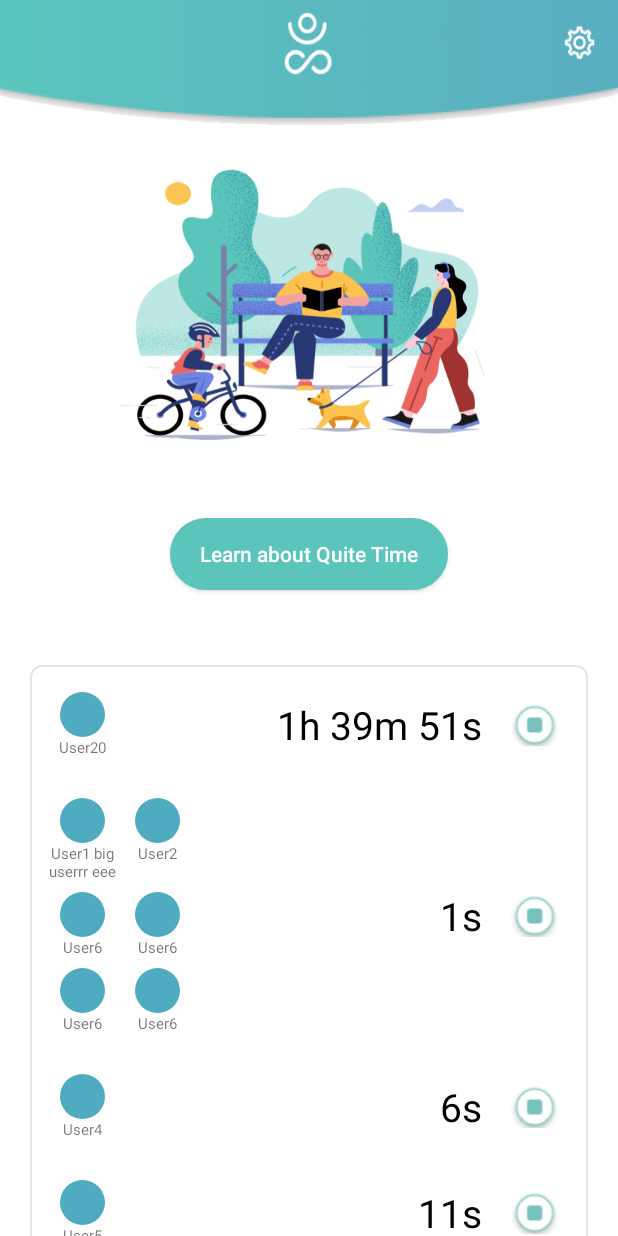
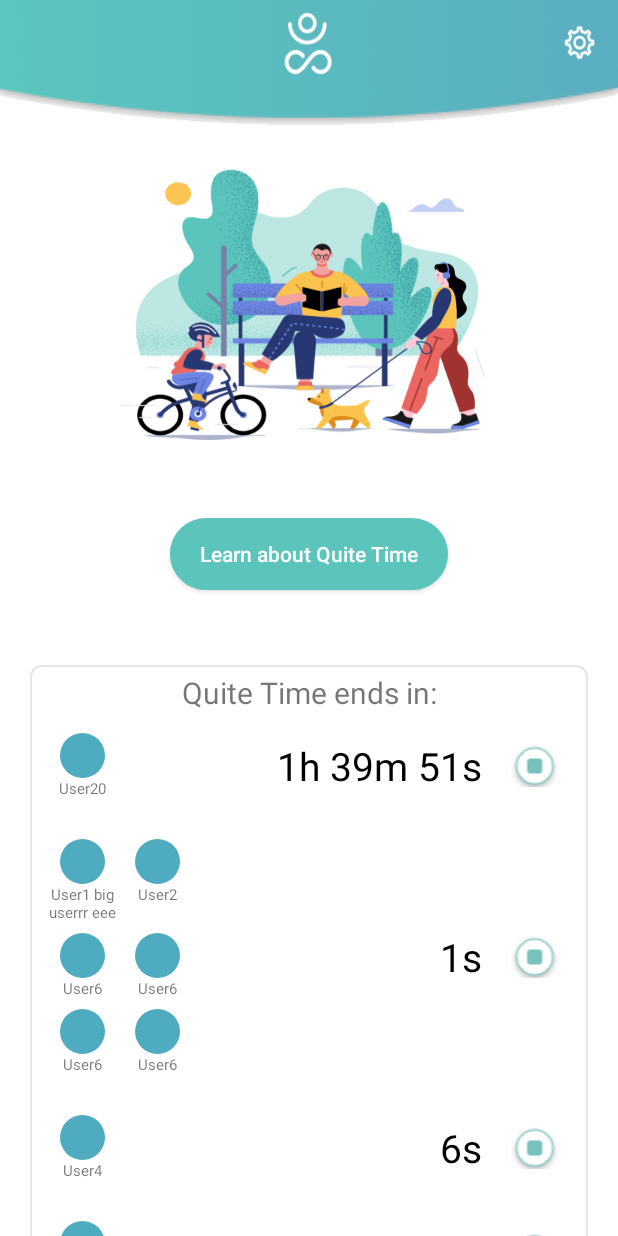
Before and after one commit to dmesek-clover/QuiteTimeProgress, an Android app: the screen it shows after launch (MainActivity), on a phone screen of 412 x 824 dp. Run offline under Robolectric (Android 15) with nearby library versions, the light colour scheme and no system bars.

Commit message:
almost there

```diff
--- a/app/src/main/java/com/example/customprogressbar/remainingQuiteTime/QuiteTimeGridUserLayout.kt
+++ b/app/src/main/java/com/example/customprogressbar/remainingQuiteTime/QuiteTimeGridUserLayout.kt
@@ -14,7 +14,8 @@ import com.example.customprogressbar.remainingQuiteTime.models.QuiteTimeUser
 internal class QuiteTimeGridUserLayout(
         context: Context,
         private val root: GridLayout,
-        private val quiteTimeUsers: List<QuiteTimeUser>
+        private val quiteTimeUsers: List<QuiteTimeUser>,
+        private val layoutId: Int
 ) {
 
     private val layoutInflater: LayoutInflater = LayoutInflater.from(context)
@@ -27,7 +28,7 @@ internal class QuiteTimeGridUserLayout(
     private fun updateData() {
         root.removeAllViews()
         for (quiteTimeUser in quiteTimeUsers) {
-            val view = layoutInflater.inflate(R.layout.quite_time_multiple_user_item, null)
+            val view = layoutInflater.inflate(layoutId, null)
             populateView(view, quiteTimeUser)
             attachToLinearLayout(view)
         }
--- a/app/src/main/java/com/example/customprogressbar/remainingQuiteTime/QuiteTimeLayoutProvider.kt
+++ b/app/src/main/java/com/example/customprogressbar/remainingQuiteTime/QuiteTimeLayoutProvider.kt
@@ -7,6 +7,7 @@ import com.example.customprogressbar.remainingQuiteTime.models.RemainingQuiteTim
 import com.example.customprogressbar.remainingQuiteTime.quiteTimeLayouts.QuiteTimeEmpty
 import com.example.customprogressbar.remainingQuiteTime.quiteTimeLayouts.QuiteTimeLayout
 import com.example.customprogressbar.remainingQuiteTime.quiteTimeLayouts.QuiteTimeMultiple
+import com.example.customprogressbar.remainingQuiteTime.quiteTimeLayouts.QuiteTimeSingle
 
 interface LayoutChangedListener{
     fun itemRemoved()
@@ -25,28 +26,24 @@ class QuiteTimeLayoutProvider (
     fun addQuiteTimeRemaining(element: RemainingQuiteTime) {
         quiteTimeRemainingList.add(element)
         currentLayout.addedSingle(element)
-        quiteTimeRemainingListChanged(increment = 1)
+        quiteTimeRemainingListChanged()
 
     }
 
     fun addAllQuiteTimeRemaining(list: List<RemainingQuiteTime>) {
         quiteTimeRemainingList.addAll(list)
         currentLayout.addedMultiple(list)
-        quiteTimeRemainingListChanged(increment = list.size)
+        quiteTimeRemainingListChanged()
 
     }
 
     override fun itemRemoved() {
-        quiteTimeRemainingListChanged(increment = null)
+        quiteTimeRemainingListChanged()
     }
 
-    private fun quiteTimeRemainingListChanged(increment: Int?) {
+    private fun quiteTimeRemainingListChanged() {
         currentLayoutProviderState.apply {
-            val newState = if(increment == null) {
-                decrementItemCount()
-            } else {
-                incrementItemCountBy(increment)
-            }
+            val newState = LayoutProviderState.fromInt(quiteTimeRemainingList.size)
 
             if(newState != this) {
                 currentLayoutProviderState = newState
@@ -57,10 +54,11 @@ class QuiteTimeLayoutProvider (
 
     private fun layoutProviderStateChanged() {
         currentLayout.detachLayout()
+        root.removeAllViews()
 
         currentLayout = when(currentLayoutProviderState) {
             LayoutProviderState.EMPTY -> QuiteTimeEmpty(context, root, this, quiteTimeRemainingList)
-            LayoutProviderState.SINGLE -> QuiteTimeMultiple(context, root, this, quiteTimeRemainingList)
+            LayoutProviderState.SINGLE -> QuiteTimeSingle(context, root, this, quiteTimeRemainingList)
             LayoutProviderState.MULTIPLE -> QuiteTimeMultiple(context, root, this, quiteTimeRemainingList)
         }
     }
--- a/app/src/main/java/com/example/customprogressbar/remainingQuiteTime/QuiteTimeTimer.kt
+++ b/app/src/main/java/com/example/customprogressbar/remainingQuiteTime/QuiteTimeTimer.kt
@@ -14,6 +14,7 @@ object QuiteTimeTimer {
     private val timer: CountDownTimer
     private var timerListeners = LinkedList<QuiteTimeTimerListener>()
 
+
     init {
         timer = object : CountDownTimer(java.lang.Long.MAX_VALUE, millisInSecond.toLong()) {
             override fun onTick(l: Long) {
@@ -29,7 +30,7 @@ object QuiteTimeTimer {
                 if (removePosition != null) {
                     //unsubscribed, so that the timer can stop ticking if no one is listening
                     try {
-                        unsubscribeFromTimer(timerListeners[removePosition])
+                        unsubscribeFromTimer(timerListeners[removePosition ?: 100])
                     } catch (ignore: IndexOutOfBoundsException) {}
                 }
             }
--- a/app/src/main/java/com/example/customprogressbar/remainingQuiteTime/models/LayoutProviderState.kt
+++ b/app/src/main/java/com/example/customprogressbar/remainingQuiteTime/models/LayoutProviderState.kt
@@ -1,27 +1,14 @@
 package com.example.customprogressbar.remainingQuiteTime.models
 
-enum class LayoutProviderState(var itemCount: Int) {
-    EMPTY(0), SINGLE(1), MULTIPLE(1);
+enum class LayoutProviderState {
+    EMPTY, SINGLE, MULTIPLE;
 
-    fun setItemcount(number: Int) {
-        itemCount = number
-    }
-    fun decrementItemCount(): LayoutProviderState {
-        itemCount--
-        return determineNextState()
-    }
-    fun incrementItemCountBy(increment: Int): LayoutProviderState {
-        itemCount+=increment
-        return determineNextState()
-    }
-    private fun determineNextState(): LayoutProviderState {
-        return when (itemCount) {
-            0 -> EMPTY
-            //1 -> SINGLE
-            else -> {
-                val multiple = MULTIPLE
-                multiple.setItemcount(itemCount)
-                return multiple
+    companion object {
+        fun fromInt(value: Int): LayoutProviderState {
+            return when(value) {
+                0 -> EMPTY
+                1 -> SINGLE
+                else -> MULTIPLE
             }
         }
     }
--- a/app/src/main/java/com/example/customprogressbar/remainingQuiteTime/quiteTimeLayouts/QuiteTimeEmpty.kt
+++ b/app/src/main/java/com/example/customprogressbar/remainingQuiteTime/quiteTimeLayouts/QuiteTimeEmpty.kt
@@ -15,6 +15,7 @@ class QuiteTimeEmpty(
 ) : QuiteTimeLayout(context, root, layoutProvider, remainingQuiteTimeList) {
 
     init {
+        //implementation for now
         root.visibility = View.GONE
     }
 
--- a/app/src/main/java/com/example/customprogressbar/remainingQuiteTime/quiteTimeLayouts/QuiteTimeMultiple.kt
+++ b/app/src/main/java/com/example/customprogressbar/remainingQuiteTime/quiteTimeLayouts/QuiteTimeMultiple.kt
@@ -1,6 +1,7 @@
 package com.example.customprogressbar.remainingQuiteTime.quiteTimeLayouts
 
 import android.content.Context
+import android.view.Gravity
 import android.view.LayoutInflater
 import android.view.View
 import android.widget.GridLayout
@@ -25,6 +26,7 @@ class QuiteTimeMultiple(
     private val timerListeners = arrayListOf<QuiteTimeTimerListener>()
 
     init {
+        createHeader()
         root.visibility = View.VISIBLE
         buildMultipleUsers(remainingQuiteTimeList)
     }
@@ -41,6 +43,14 @@ class QuiteTimeMultiple(
         for (timerListener in timerListeners) {
             QuiteTimeTimer.unsubscribeFromTimer(timerListener)
         }
+    }
+
+    private fun createHeader() {
+        val textView = TextView(context)
+        textView.gravity = Gravity.CENTER
+        textView.textSize = 20f
+        textView.text = "Quite Time ends in:"
+        root.addView(textView)
     }
 
     private fun buildMultipleUsers(list: List<RemainingQuiteTime>) {
@@ -60,7 +70,7 @@ class QuiteTimeMultiple(
         timerListeners.add(timerListener)
         QuiteTimeTimer.subscribeToTimer(timerListener)
 
-        QuiteTimeGridUserLayout(context, gridUsers, quiteTimeRemaining.quiteTimeUsers)
+        QuiteTimeGridUserLayout(context, gridUsers, quiteTimeRemaining.quiteTimeUsers, R.layout.quite_time_multiple_user_item)
 
         stopButton.setOnClickListener {
             if (quiteTimeRemaining.quiteTimeUsers.size == 1) {
@@ -88,7 +98,7 @@ class QuiteTimeMultiple(
             if (quiteTimeRemaining.isFinished) {
                 val quitePosition = remainingQuiteTimeList.indexOf(quiteTimeRemaining)
                 remainingQuiteTimeList.remove(quiteTimeRemaining)
-                root.removeViewAt(quitePosition)
+                root.removeViewAt(quitePosition + 1)
                 shouldRemoveIndex = quitePosition
                 layoutProvider.itemRemoved()
             }
--- a/app/src/main/java/com/example/customprogressbar/remainingQuiteTime/quiteTimeLayouts/QuiteTimeSingle.kt
+++ b/app/src/main/java/com/example/customprogressbar/remainingQuiteTime/quiteTimeLayouts/QuiteTimeSingle.kt
@@ -1,8 +1,17 @@
 package com.example.customprogressbar.remainingQuiteTime.quiteTimeLayouts
 
 import android.content.Context
+import android.view.LayoutInflater
+import android.view.View
+import android.widget.GridLayout
+import android.widget.ImageView
 import android.widget.LinearLayout
+import android.widget.TextView
+import com.example.customprogressbar.R
 import com.example.customprogressbar.remainingQuiteTime.LayoutChangedListener
+import com.example.customprogressbar.remainingQuiteTime.QuiteTimeGridUserLayout
+import com.example.customprogressbar.remainingQuiteTime.QuiteTimeTimer
+import com.example.customprogressbar.remainingQuiteTime.QuiteTimeTimerListener
 import com.example.customprogressbar.remainingQuiteTime.models.RemainingQuiteTime
 
 class QuiteTimeSingle(
@@ -12,16 +21,75 @@ class QuiteTimeSingle(
         remainingQuiteTimeList: ArrayList<RemainingQuiteTime>
 ) : QuiteTimeLayout(context, root, layoutProvider, remainingQuiteTimeList) {
 
+    private val layoutInflater = LayoutInflater.from(context)
+    private val timerListeners = arrayListOf<QuiteTimeTimerListener>()
+
+    init {
+        root.visibility = View.VISIBLE
+        buildSingleUser(remainingQuiteTimeList[0]) //the list is surely the size of 1
+    }
+
     override fun detachLayout() {
-        TODO("not implemented") //To change body of created functions use File | Settings | File Templates.
+        for(timerListener in timerListeners) {
+            QuiteTimeTimer.unsubscribeFromTimer(timerListener)
+        }
     }
 
     override fun addedSingle(remainingQuiteTime: RemainingQuiteTime) {
-        TODO("not implemented") //To change body of created functions use File | Settings | File Templates.
+        //ignore
     }
 
     override fun addedMultiple(remainingQuiteTime: List<RemainingQuiteTime>) {
-        TODO("not implemented") //To change body of created functions use File | Settings | File Templates.
+        //ignore
+    }
+
+    private fun buildSingleUser(remainingQuiteTime: RemainingQuiteTime) {
+            val view = layoutInflater.inflate(R.layout.quite_time_single_remaining_item, null)
+            populateView(view, remainingQuiteTime)
+            root.addView(view)
+    }
+
+    private fun populateView(view: View, quiteTimeRemaining: RemainingQuiteTime) {
+        val gridUsers = view.findViewById<GridLayout>(R.id.gv_quite_time_users)
+        val remainingQuiteTime = view.findViewById<TextView>(R.id.tv_remaining_quite_time)
+        val stopButton = view.findViewById<ImageView>(R.id.btn_stop_quite_time)
+
+        val timerListener = createTimerListener(remainingQuiteTime, quiteTimeRemaining)
+        timerListeners.add(timerListener)
+        QuiteTimeTimer.subscribeToTimer(timerListener)
+
+        QuiteTimeGridUserLayout(context, gridUsers, quiteTimeRemaining.quiteTimeUsers, R.layout.quite_time_single_user_item)
+
+        stopButton.setOnClickListener {
+            if (quiteTimeRemaining.quiteTimeUsers.size == 1) {
+                deleteQuiteTime(quiteTimeRemaining)
+            } else {
+                //show dialog
+            }
+        }
+    }
+
+    private fun deleteQuiteTime(quiteTimeRemaining: RemainingQuiteTime) {
+        remainingQuiteTimeList.remove(quiteTimeRemaining)
+        layoutProvider.itemRemoved()
+    }
+
+    private fun createTimerListener(remainingQuiteTime: TextView, quiteTimeRemaining: RemainingQuiteTime) = object : QuiteTimeTimerListener {
+        override fun onTick(): Int? {
+            var shouldRemoveIndex: Int? = null
+
+            quiteTimeRemaining.decrementSecondsRemainig()
+            remainingQuiteTime.text = quiteTimeRemaining.formattedTimeRemaining
+            if (quiteTimeRemaining.isFinished) {
+                val quitePosition = remainingQuiteTimeList.indexOf(quiteTimeRemaining)
+                remainingQuiteTimeList.remove(quiteTimeRemaining)
+                shouldRemoveIndex = quitePosition
+                layoutProvider.itemRemoved()
+            }
+
+            return shouldRemoveIndex
+        }
+
     }
 
 }
--- a/app/src/main/res/layout/activity_main.xml
+++ b/app/src/main/res/layout/activity_main.xml
@@ -34,6 +34,7 @@
                 app:layout_constraintEnd_toEndOf="parent"
                 app:layout_constraintStart_toStartOf="parent"
                 app:layout_constraintTop_toBottomOf="@+id/btn_quite_time_info" />
+
 
             <com.example.customprogressbar.quiteTimeStats.QuiteTimeStats
                 android:id="@+id/quite_time_stats_layout"
--- a/app/src/main/res/layout/quite_time_single_user_item.xml
+++ b/app/src/main/res/layout/quite_time_single_user_item.xml
@@ -12,8 +12,8 @@
     <ImageView
         android:id="@+id/iv_quite_time_user_icon"
         android:layout_gravity="center"
-        android:layout_width="60dp"
-        android:layout_height="60dp" />
+        android:layout_width="45dp"
+        android:layout_height="45dp" />
 
     <TextView
         android:id="@+id/tv_quite_time_user_name"
```
Also changed, not shown: app/src/main/res/layout/quite_time_single_remaining_item.xml (+4 -3 lines).
